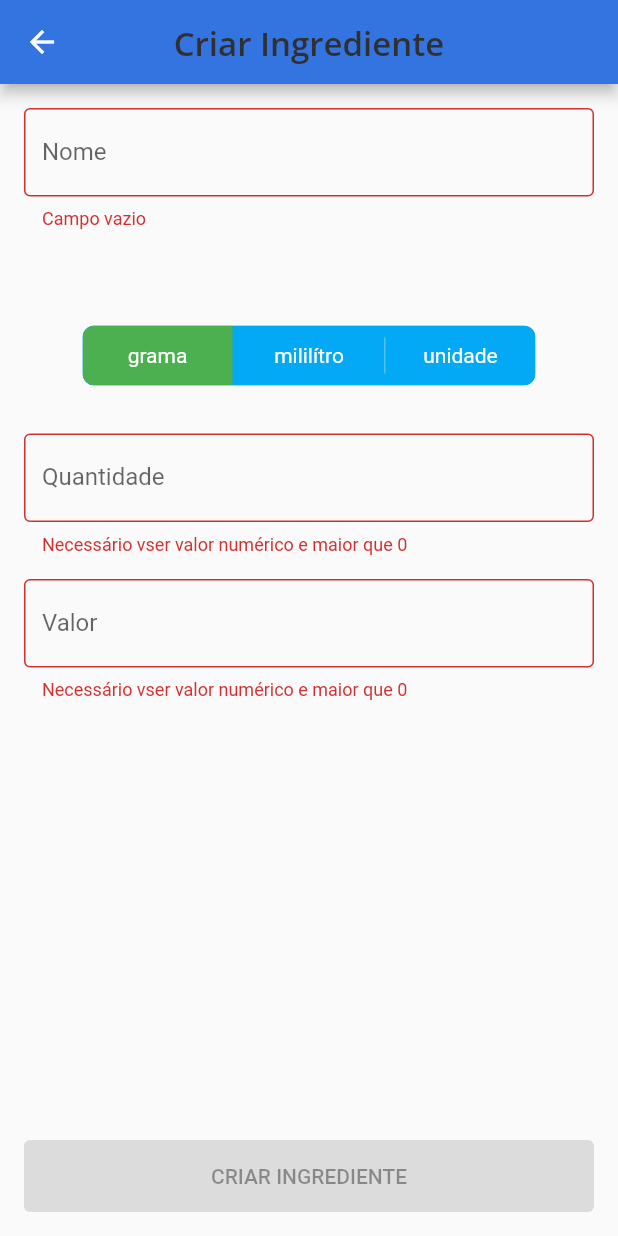
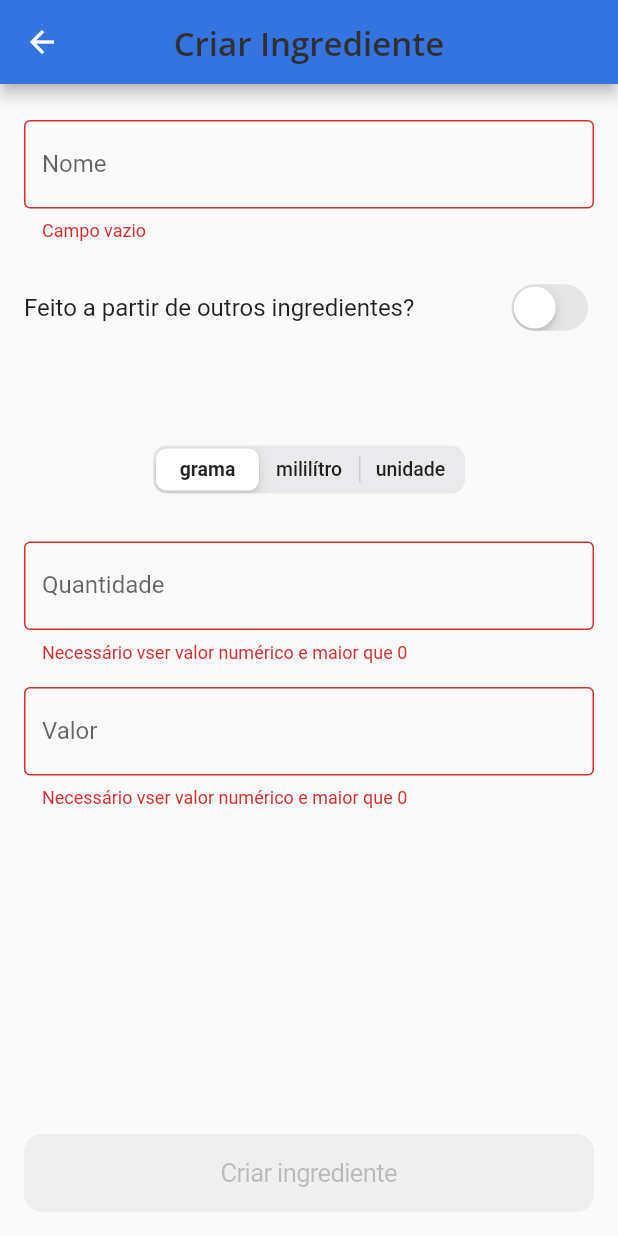
Before and after one commit to mmarlonsodre1/confectionery_storie, a Flutter app: the CreateIngredientPage screen opened by its route, on a phone screen of 412 x 824 dp. Run offline on Flutter 3.47's test engine with Material 2 defaults, Android fonts, the phone set to English and light mode, and no system bars; drawn by our look-alikes of toggle_switch; our stand-ins replace flutter_modular, flutter_triple, font_awesome_flutter, google_fonts.

Commit message:
Finalização tela de criar ingrediente

```diff
--- a/lib/app/components/app_text_form_field.dart
+++ b/lib/app/components/app_text_form_field.dart
@@ -2,7 +2,7 @@ import 'package:flutter/cupertino.dart';
 import 'package:flutter/material.dart';
 
 class AppTextFormField extends StatefulWidget {
-  final GlobalKey<FormState>? key;
+  final GlobalKey<FormState>? refKey;
   final TextEditingController? controller;
   final String? labelText;
   final String? hintText;
@@ -26,7 +26,7 @@ class AppTextFormField extends StatefulWidget {
         this.onFieldSubmitted,
         this.textInputType = TextInputType.text,
         this.prefixText = '',
-        this.key
+        this.refKey
       })
       : super();
 
@@ -39,6 +39,7 @@ class _AppTextFormFieldState extends State<AppTextFormField> {
   @override
   Widget build(BuildContext context) {
     return Form(
+      key: widget.refKey,
       autovalidateMode: AutovalidateMode.always,
       onChanged: () {
         try {
@@ -52,7 +53,6 @@ class _AppTextFormFieldState extends State<AppTextFormField> {
         ),
         child: Container(
           child: TextFormField(
-            key: widget.key,
             decoration: InputDecoration(
               labelText: widget.labelText,
               hintText: widget.hintText,
--- a/lib/app/modules/ingredients/create_ingredient/create_ingredient_entity.dart
+++ b/lib/app/modules/ingredients/create_ingredient/create_ingredient_entity.dart
@@ -5,5 +5,6 @@ class CreateIngredientEntity with JsonConvert<CreateIngredientEntity> {
 	int unity = 0;
 	double? quantity;
 	double? amount;
+	bool hasMustIngredients = false;
 	bool isSuccess = false;
 }
--- a/lib/app/modules/ingredients/create_ingredient/create_ingredient_page.dart
+++ b/lib/app/modules/ingredients/create_ingredient/create_ingredient_page.dart
@@ -1,10 +1,10 @@
 import 'package:confectionery_storie/app/components/app_text_form_field.dart';
 import 'package:confectionery_storie/app/utils/color.dart';
 import 'package:confectionery_storie/app/utils/text_style.dart';
+import 'package:flutter/cupertino.dart';
 import 'package:flutter/material.dart';
 import 'package:flutter_modular/flutter_modular.dart';
 import 'package:flutter_triple/flutter_triple.dart';
-import 'package:toggle_switch/toggle_switch.dart';
 import 'create_ingredient_entity.dart';
 import 'create_ingredient_store.dart';
 
@@ -18,27 +18,78 @@ class CreateIngredientPage extends StatefulWidget {
 
 class _CreateIngredientPageState
     extends ModularState<CreateIngredientPage, CreateIngredientStore> {
-  final scaffoldKey = new GlobalKey<ScaffoldState>();
+  static final _scaffoldKey = new Key("scaffoldKey");
   var _nameController = new TextEditingController();
-  var _nameKey = new GlobalKey<FormState>();
+  static final GlobalKey<FormState> _nameKey = new GlobalKey<FormState>(debugLabel: "_nameKey");
   var _quantityController = new TextEditingController();
-  var _quantityKey = new GlobalKey<FormState>();
+  static final GlobalKey<FormState> _quantityKey = new GlobalKey<FormState>(debugLabel: "_quantityKey");
   var _amountController = new TextEditingController();
-  var _amountKey = new GlobalKey<FormState>();
+  static final GlobalKey<FormState> _amountKey = new GlobalKey<FormState>(debugLabel: "_amountKey");
   bool _isEnableButton = false;
+  bool _hasMustIngredients = false;
 
   void _enableButton() {
     setState(() {
-      _isEnableButton = _nameKey.currentState!.validate() == true
-          && _quantityKey.currentState!.validate() == true
-          && _amountKey.currentState!.validate() == true;
+      _isEnableButton = _nameKey.currentState?.validate() == true && (
+          _hasMustIngredients || (_quantityKey.currentState?.validate() == true
+              && _amountKey.currentState?.validate() == true)
+      );
     });
+  }
+
+  Widget _showIngredientInfo(CreateIngredientEntity data) {
+    return Container(
+      child: Column(
+        children: [
+          Container(
+            height: 64,
+          ),
+
+          CupertinoSlidingSegmentedControl(
+              children: {
+                0: Text('grama'),
+                1: Text('mililítro'),
+                2: Text('unidade'),
+              },
+              groupValue: data.unity,
+              onValueChanged: (int? index) {
+                store.setUnity(index ?? 0);
+              }),
+          Container(height: 32,),
+          AppTextFormField(
+            refKey: _quantityKey,
+            labelText: 'Quantidade',
+            hintText: '500',
+            controller: _quantityController,
+            isEnable: true,
+            onSaved: (String? value) async {
+              _enableButton();
+            },
+            suffixText: data.unity == 0 ? 'g' : (data.unity == 1 ? 'ml' : "un"),
+            textInputType: TextInputType.number,
+          ),
+          Container(height: 16,),
+          AppTextFormField(
+            refKey: _amountKey,
+            labelText: 'Valor',
+            hintText: '10.00',
+            controller: _amountController,
+            isEnable: true,
+            onSaved: (String? value) async {
+              _enableButton();
+            },
+            prefixText: "R\$ ",
+            textInputType: TextInputType.number,
+          ),
+        ],
+      ),
+    );
   }
 
   @override
   Widget build(BuildContext context) {
     return Scaffold(
-      key: scaffoldKey,
+      key: _scaffoldKey,
       appBar: AppBar(
         backgroundColor: primaryColor,
         automaticallyImplyLeading: true,
@@ -54,14 +105,14 @@ class _CreateIngredientPageState
           child: Align(
             alignment: Alignment(0, -1.0),
             child: Padding(
-              padding: EdgeInsets.fromLTRB(0, 16, 0, 0),
+              padding: EdgeInsets.fromLTRB(0, 24, 0, 0),
               child: ScopedBuilder<CreateIngredientStore, Exception, CreateIngredientEntity>(
                 store: store,
                 onState: (_, data) {
                   return Column(
                     children: [
                       AppTextFormField(
-                        key: _nameKey,
+                        refKey: _nameKey,
                         labelText: 'Nome',
                         hintText: 'Margarina',
                         controller: _nameController,
@@ -70,56 +121,35 @@ class _CreateIngredientPageState
                           _enableButton();
                         },
                       ),
-                      Container(height: 64,),
-                      ToggleSwitch(
-                        minWidth: 100,
-                        labels: ['grama', 'mililítro', 'unidade'],
-                        initialLabelIndex: data.unity,
-                        activeBgColor: [green],
-                        inactiveBgColor: lightBlue,
-                        inactiveFgColor: white,
-                        totalSwitches: 3,
-                        onToggle: (index) {
-                          store.setUnity(index);
-                        },
+                      Container(height: 16,),
+                      MergeSemantics(
+                        child: ListTile(
+                          title: const Text('Feito a partir de outros ingredientes?'),
+                          trailing: CupertinoSwitch(
+                            value: _hasMustIngredients,
+                            onChanged: (bool value) {
+                              setState(() { _hasMustIngredients = value; });
+                              _enableButton();
+                            },
+                          ),
+                          onTap: () {
+                            setState(() { _hasMustIngredients = !_hasMustIngredients; });
+                            _enableButton();
+                          },
+                        ),
                       ),
-                      Container(height: 32,),
-                      AppTextFormField(
-                        key: _quantityKey,
-                        labelText: 'Quantidade',
-                        hintText: '500',
-                        controller: _quantityController,
-                        isEnable: true,
-                        onSaved: (String? value) async {
-                          _enableButton();
-                        },
-                        suffixText: data.unity == 0 ? 'g' : (data.unity == 1 ? 'ml' : "un"),
-                        textInputType: TextInputType.number,
-                      ),
-                      Container(height: 16,),
-                      AppTextFormField(
-                        key: _amountKey,
-                        labelText: 'Valor',
-                        hintText: '10.00',
-                        controller: _amountController,
-                        isEnable: true,
-                        onSaved: (String? value) async {
-                          _enableButton();
-                        },
-                        prefixText: "R\$ ",
-                        textInputType: TextInputType.number,
-                      ),
+                      !_hasMustIngredients ? _showIngredientInfo(data) : Container(),
                       Expanded(child: Container(),),
                       Padding(
                         padding: const EdgeInsets.all(16.0),
-                        child: ElevatedButton(
+                        child: CupertinoButton(
+                          color: primaryColor,
                           child: Container(
                             width: double.maxFinite,
-                            height: 48,
                             child: Align(
                               alignment: Alignment(0,0),
                               child: Text(
-                                  'CRIAR INGREDIENTE'
+                                  'Criar ingrediente'
                               )
                             )
                           ),
@@ -127,7 +157,8 @@ class _CreateIngredientPageState
                             store.postIngredient(
                               _nameController.text,
                               double.parse(_quantityController.text),
-                              double.parse(_amountController.text)
+                              double.parse(_amountController.text),
+                              _hasMustIngredients
                             );
                           } : null,
                         ),
--- a/lib/app/modules/ingredients/create_ingredient/create_ingredient_store.dart
+++ b/lib/app/modules/ingredients/create_ingredient/create_ingredient_store.dart
@@ -8,10 +8,11 @@ class CreateIngredientStore extends NotifierStore<Exception, CreateIngredientEnt
     update(CreateIngredientEntity()..unity = unity);
   }
 
-  Future<void> postIngredient(String name, double quantity, double amount) async {
+  Future<void> postIngredient(String name, double quantity, double amount, bool hasMustIngredients) async {
     state.name = name;
     state.quantity = quantity;
     state.amount = amount;
+    state.hasMustIngredients = hasMustIngredients;
     update(state);
   }
 }
--- a/pubspec.yaml
+++ b/pubspec.yaml
@@ -19,7 +19,6 @@ dependencies:
   hive: ^2.0.4
   flutter_mobx: ^2.0.0
   mobx: ^2.0.1
-  toggle_switch: ^1.2.0
 dev_dependencies:
   mobx_codegen: ^2.0.1+3
   build_runner: ^2.0.6
```
Also changed, not shown: lib/generated/json/create_ingredient_model_entity_helper.dart, pubspec.lock.
